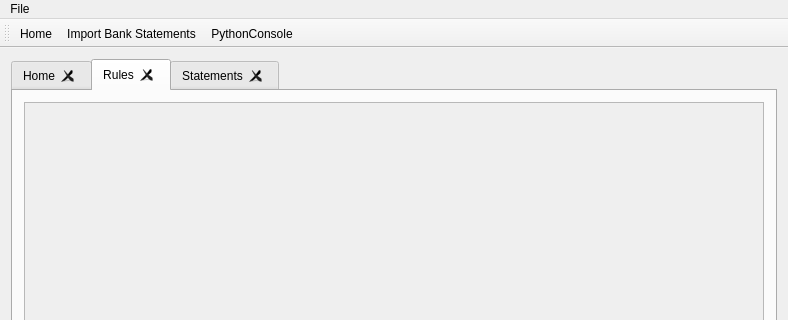
First picture: the form in Platan/PlatanUI/mainwindow.ui, repository agabor/platan, before the edit; both pictures show x 0 to 788 and y 0 to 320 of the 788 by 543 pixel window.
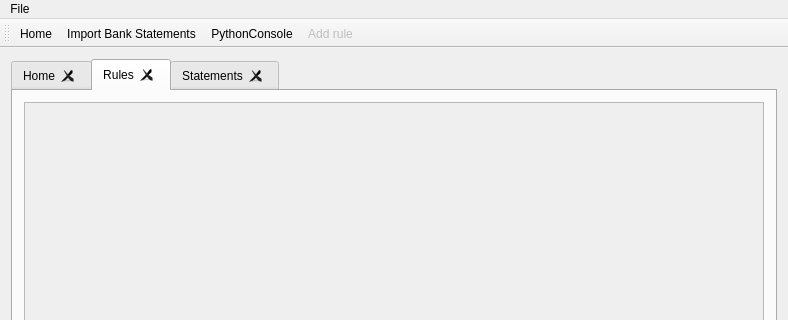
Second picture: the form after the edit. The open tabs and pages were chosen to show the change. Icons and pictures are not drawn. Custom widgets are drawn as their Qt base class.

Commit message: add rule action

Patch:
```diff
--- a/Platan/PlatanUI/mainwindow.ui
+++ b/Platan/PlatanUI/mainwindow.ui
@@ -119,6 +119,9 @@
   </widget>
   <widget class="QStatusBar" name="statusBar"/>
   <widget class="QToolBar" name="toolBar">
+   <property name="enabled">
+    <bool>true</bool>
+   </property>
    <property name="windowTitle">
     <string>toolBar</string>
    </property>
@@ -131,6 +134,7 @@
    <addaction name="actionHome"/>
    <addaction name="actionImport_Bank_Statements"/>
    <addaction name="actionPythonConsole"/>
+   <addaction name="actionAdd_rule"/>
   </widget>
   <action name="actionHome">
    <property name="icon">
@@ -183,6 +187,21 @@
     <string>Import Bank Statements</string>
    </property>
   </action>
+  <action name="actionAdd_rule">
+   <property name="enabled">
+    <bool>false</bool>
+   </property>
+   <property name="icon">
+    <iconset resource="icons.qrc">
+     <normaloff>:/icons/icons/emblem-system.png</normaloff>:/icons/icons/emblem-system.png</iconset>
+   </property>
+   <property name="text">
+    <string>Add rule</string>
+   </property>
+   <property name="shortcut">
+    <string>+</string>
+   </property>
+  </action>
  </widget>
  <layoutdefault spacing="6" margin="11"/>
  <customwidgets>
```
Left out of the diff: 4 changed lines with no effect on the pictures. The commit also changes 7 other files.
